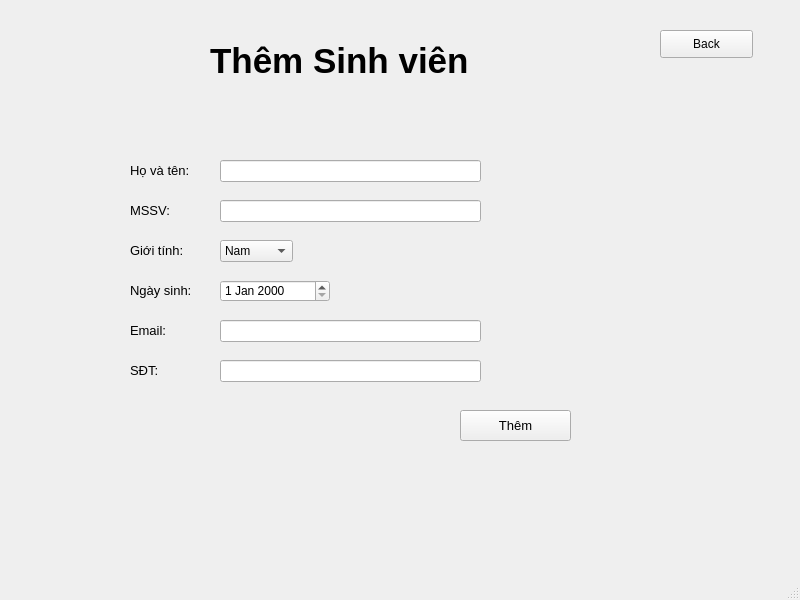
Before: the Qt Designer form projectPy/ThemSV.ui in Nhat2510/project-Python, drawn with Qt 5.
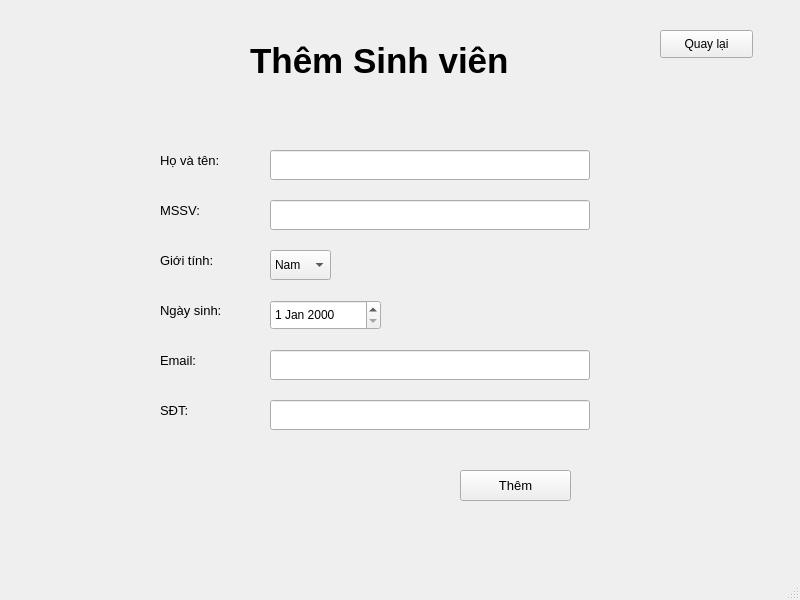
After: the same form once the commit is applied.

```diff
--- a/projectPy/ThemSV.ui
+++ b/projectPy/ThemSV.ui
@@ -17,7 +17,7 @@
    <widget class="QLabel" name="label">
     <property name="geometry">
      <rect>
-      <x>210</x>
+      <x>250</x>
       <y>30</y>
       <width>361</width>
       <height>61</height>
@@ -37,8 +37,8 @@
    <widget class="QLabel" name="label_2">
     <property name="geometry">
      <rect>
-      <x>130</x>
-      <y>160</y>
+      <x>160</x>
+      <y>150</y>
       <width>81</width>
       <height>21</height>
      </rect>
@@ -55,20 +55,20 @@
    <widget class="QLineEdit" name="name">
     <property name="geometry">
      <rect>
-      <x>220</x>
-      <y>160</y>
-      <width>261</width>
-      <height>22</height>
+      <x>270</x>
+      <y>150</y>
+      <width>320</width>
+      <height>30</height>
      </rect>
     </property>
    </widget>
    <widget class="QLineEdit" name="Masv">
     <property name="geometry">
      <rect>
-      <x>220</x>
+      <x>270</x>
       <y>200</y>
-      <width>261</width>
-      <height>22</height>
+      <width>320</width>
+      <height>30</height>
      </rect>
     </property>
     <property name="text">
@@ -78,7 +78,7 @@
    <widget class="QLabel" name="label_3">
     <property name="geometry">
      <rect>
-      <x>130</x>
+      <x>160</x>
       <y>200</y>
       <width>81</width>
       <height>21</height>
@@ -96,8 +96,8 @@
    <widget class="QLabel" name="label_4">
     <property name="geometry">
      <rect>
-      <x>130</x>
-      <y>240</y>
+      <x>160</x>
+      <y>250</y>
       <width>81</width>
       <height>21</height>
      </rect>
@@ -114,8 +114,8 @@
    <widget class="QLabel" name="label_5">
     <property name="geometry">
      <rect>
-      <x>130</x>
-      <y>280</y>
+      <x>160</x>
+      <y>300</y>
       <width>81</width>
       <height>21</height>
      </rect>
@@ -132,18 +132,18 @@
    <widget class="QDateEdit" name="Ngay_sinh">
     <property name="geometry">
      <rect>
-      <x>220</x>
-      <y>280</y>
-      <width>110</width>
-      <height>22</height>
+      <x>270</x>
+      <y>300</y>
+      <width>111</width>
+      <height>30</height>
      </rect>
     </property>
    </widget>
    <widget class="QLabel" name="label_6">
     <property name="geometry">
      <rect>
-      <x>130</x>
-      <y>320</y>
+      <x>160</x>
+      <y>350</y>
       <width>81</width>
       <height>21</height>
      </rect>
@@ -160,10 +160,10 @@
    <widget class="QLineEdit" name="Email">
     <property name="geometry">
      <rect>
-      <x>220</x>
-      <y>320</y>
-      <width>261</width>
-      <height>22</height>
+      <x>270</x>
+      <y>350</y>
+      <width>320</width>
+      <height>30</height>
      </rect>
     </property>
     <property name="text">
@@ -173,10 +173,10 @@
    <widget class="QLineEdit" name="SDT">
     <property name="geometry">
      <rect>
-      <x>220</x>
-      <y>360</y>
-      <width>261</width>
-      <height>22</height>
+      <x>270</x>
+      <y>400</y>
+      <width>320</width>
+      <height>30</height>
      </rect>
     </property>
     <property name="text">
@@ -186,8 +186,8 @@
    <widget class="QLabel" name="label_7">
     <property name="geometry">
      <rect>
-      <x>130</x>
-      <y>360</y>
+      <x>160</x>
+      <y>400</y>
       <width>81</width>
       <height>21</height>
      </rect>
@@ -204,10 +204,10 @@
    <widget class="QComboBox" name="Gioi_tinh">
     <property name="geometry">
      <rect>
-      <x>220</x>
-      <y>240</y>
-      <width>73</width>
-      <height>22</height>
+      <x>270</x>
+      <y>250</y>
+      <width>61</width>
+      <height>30</height>
      </rect>
     </property>
     <item>
@@ -225,7 +225,7 @@
     <property name="geometry">
      <rect>
       <x>460</x>
-      <y>410</y>
+      <y>470</y>
       <width>111</width>
       <height>31</height>
      </rect>
@@ -249,7 +249,7 @@
      </rect>
     </property>
     <property name="text">
-     <string>Back</string>
+     <string>Quay lại</string>
     </property>
    </widget>
   </widget>
```
